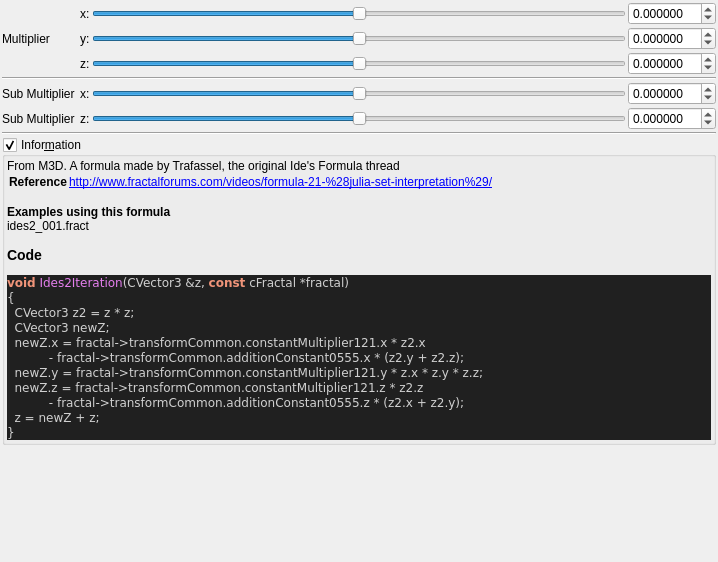
Before: the Qt Designer form mandelbulber2/qt_data/fractal_ides2.ui in buddhi1980/mandelbulber2, drawn with Qt 5.
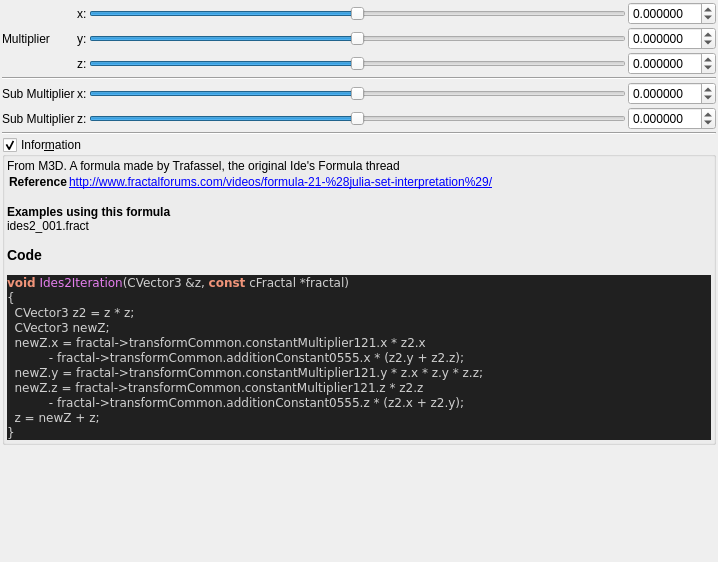
After: the same form once the commit is applied. Custom widgets are drawn as their Qt base class.

```diff
--- a/mandelbulber2/qt_data/fractal_ides2.ui
+++ b/mandelbulber2/qt_data/fractal_ides2.ui
@@ -229,7 +229,7 @@
      <item row="5" column="1">
       <widget class="QLabel" name="label_146">
        <property name="text">
-        <string>Sub Multiplier </string>
+        <string>Sub Multiplier</string>
        </property>
       </widget>
      </item>
```
